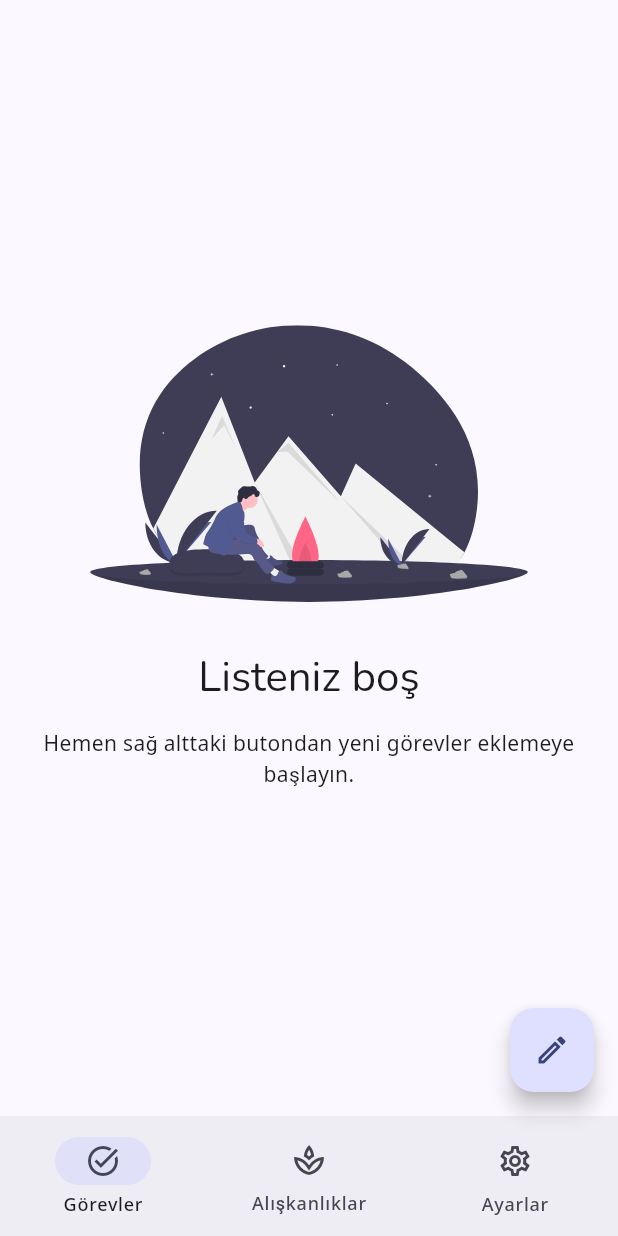
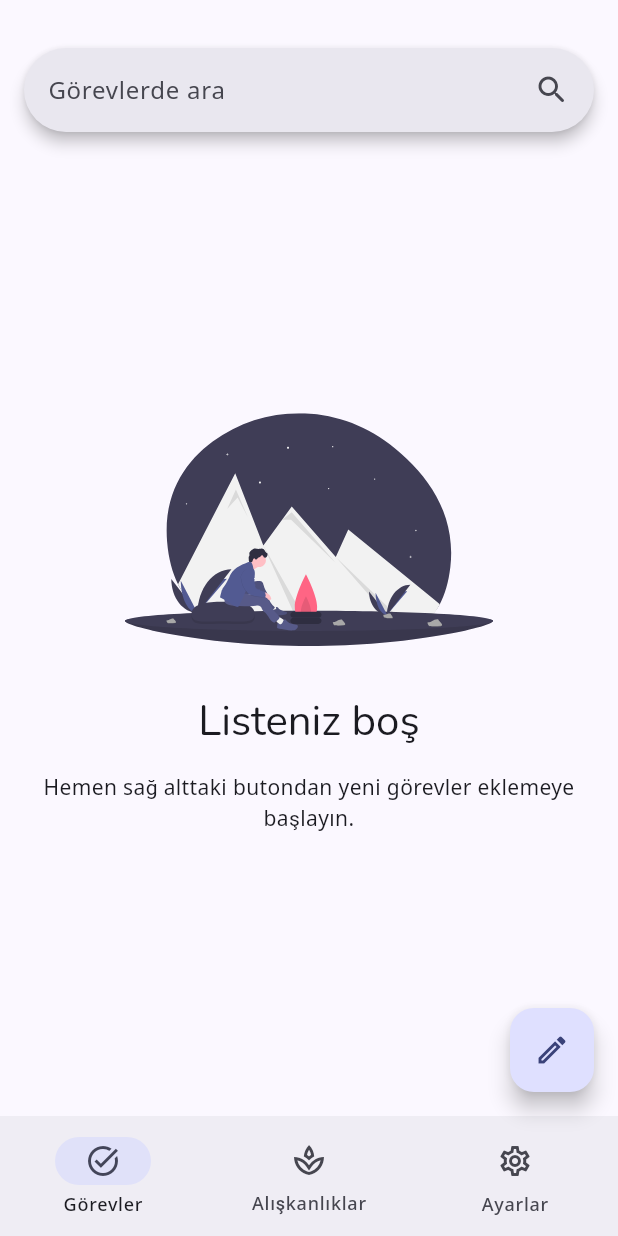
Before and after one commit to berkakkaya/taskland, a Flutter app: the HomeScreen screen opened directly, on a phone screen of 412 x 824 dp. Run offline on Flutter 3.47's test engine with Material 3 defaults, Android fonts, the phone set to English and light mode, and no system bars; our stand-ins replace carousel_slider, flutter_svg, hive, hive_flutter; accounts and stored records are empty.

Commit message:
feat: connect task screen to database service

```diff
--- a/lib/screens/home/home_tasks_tab.dart
+++ b/lib/screens/home/home_tasks_tab.dart
@@ -2,6 +2,7 @@ import 'package:flutter/material.dart';
 import 'package:hive_flutter/adapters.dart';
 import 'package:taskland/consts/illustrations.dart';
 import 'package:taskland/services/storage.dart';
+import 'package:taskland/widgets/task_card.dart';
 
 class HomeTasksTab extends StatefulWidget {
   const HomeTasksTab({super.key});
@@ -13,22 +14,45 @@ class HomeTasksTab extends StatefulWidget {
 class _HomeTasksTabState extends State<HomeTasksTab> {
   @override
   Widget build(BuildContext context) {
-    return ValueListenableBuilder(
+    return Column(
+      crossAxisAlignment: CrossAxisAlignment.stretch,
+      children: [
+        const Padding(
+          padding: EdgeInsets.only(left: 16, right: 16, top: 32),
+          child: SearchBar(
+            hintText: "Görevlerde ara",
+            trailing: [
+              Padding(
+                padding: EdgeInsets.all(8),
+                child: Icon(Icons.search_rounded),
+              ),
+            ],
+          ),
+        ),
+        ValueListenableBuilder(
           valueListenable: StorageService.tasksBox.listenable(),
           builder: (context, box, widget) {
             if (box.isEmpty) {
-          return _getEmptyPage(context);
+              return Expanded(child: _getEmptyPage(context));
             }
 
-        return ListView.separated(
-          padding: const EdgeInsets.symmetric(horizontal: 16, vertical: 32),
-          separatorBuilder: (context, index) => const SizedBox(height: 24),
+            return Expanded(
+              child: ListView.separated(
+                padding:
+                    const EdgeInsets.symmetric(horizontal: 16, vertical: 32),
+                separatorBuilder: (context, index) =>
+                    const SizedBox(height: 24),
                 itemCount: box.length,
                 itemBuilder: (context, index) {
-            return const Placeholder();
-          },
+                  return TaskCard(
+                    task: box.getAt(index),
                   );
                 },
+              ),
+            );
+          },
+        ),
+      ],
     );
   }
 
```
Lines whose indentation alone changed are shown as unchanged.
